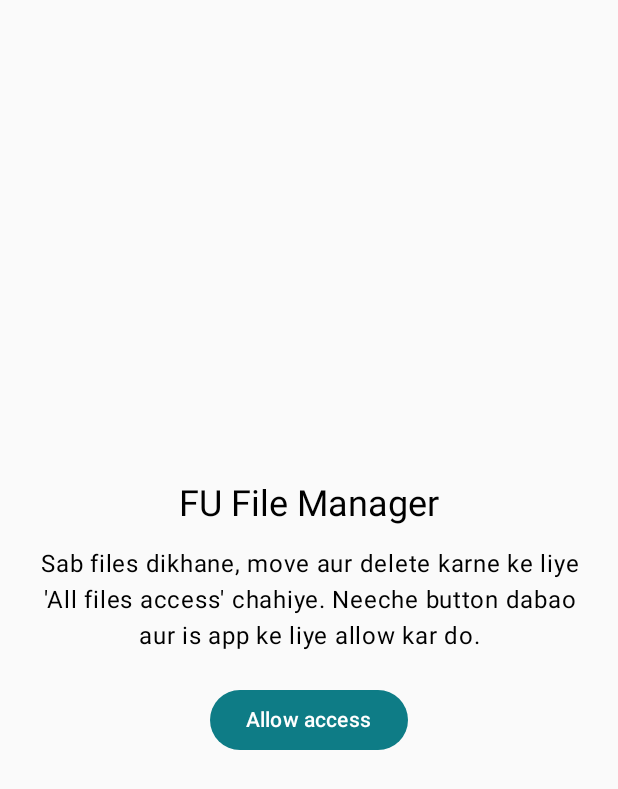
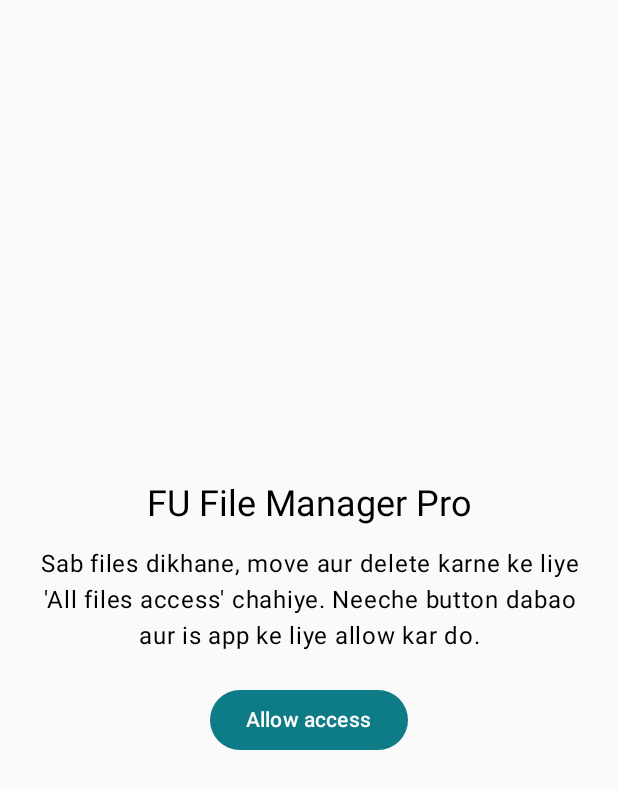
Before and after one commit to faizanusman0643-oss/FUFileManager, an Android app built with Jetpack Compose: the screen it shows after launch (MainActivity), on a phone screen of 412 x 824 dp. Shown: the top 789 px of the screen. Run offline under Robolectric (Android 15) with nearby library versions, the phone set to English and light mode, and no system bars; libraries missing offline, so code that uses them is left out: coil.decode; 2 statements that could not run were skipped.

Commit message:
Rename app to FU File Manager Pro
Co-Authored-By: Claude Opus 5.5 <noreply@anthropic.com>
Claude-Session: https://claude.ai/code/session_01QdSfdcLHmD2jnuaGPhPxrv

```diff
--- a/app/src/main/java/com/fu/fm/MainActivity.kt
+++ b/app/src/main/java/com/fu/fm/MainActivity.kt
@@ -261,7 +261,7 @@ fun PermissionScreen(onGrant: () -> Unit) {
         verticalArrangement = Arrangement.Center,
         horizontalAlignment = Alignment.CenterHorizontally
     ) {
-        Text("FU File Manager", style = androidx.compose.material3.MaterialTheme.typography.headlineSmall)
+        Text("FU File Manager Pro", style = androidx.compose.material3.MaterialTheme.typography.headlineSmall)
         Spacer(Modifier.height(12.dp))
         Text(
             "Sab files dikhane, move aur delete karne ke liye 'All files access' chahiye. Neeche button dabao aur is app ke liye allow kar do.",
--- a/app/src/main/java/com/fu/fm/Ui.kt
+++ b/app/src/main/java/com/fu/fm/Ui.kt
@@ -162,7 +162,7 @@ fun App(vm: VM, loader: ImageLoader, extUri: Uri?, onExtClose: () -> Unit) {
                     )
                 } else {
                     TopAppBar(
-                        title = { Text("FU File Manager") },
+                        title = { Text("FU File Manager Pro") },
                         colors = TopAppBarDefaults.topAppBarColors(containerColor = Navy, titleContentColor = Color.White)
                     )
                 }
--- a/app/src/main/res/values/strings.xml
+++ b/app/src/main/res/values/strings.xml
@@ -1,3 +1,3 @@
 <resources>
-    <string name="app_name">FU File Manager</string>
+    <string name="app_name">FU File Manager Pro</string>
 </resources>
```
Also changed, not shown: 1 other file.
